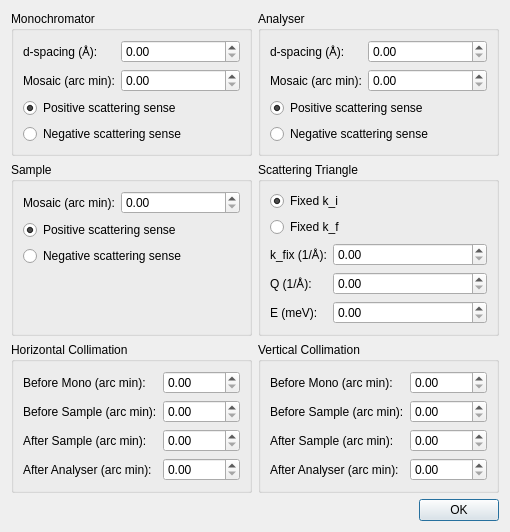
Above: ui/reso.ui from tweber-ill/frm_mirror-miezetools before the change. Below: the same form after it.
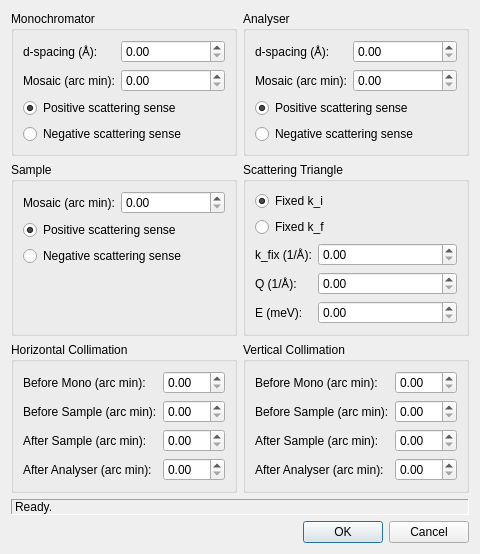
That is the form after the change.

```diff
--- a/ui/reso.ui
+++ b/ui/reso.ui
@@ -6,27 +6,14 @@
    <rect>
     <x>0</x>
     <y>0</y>
-    <width>510</width>
-    <height>490</height>
+    <width>480</width>
+    <height>482</height>
    </rect>
   </property>
   <property name="windowTitle">
    <string>Resolution</string>
   </property>
   <layout class="QGridLayout" name="gridLayout">
-   <item row="3" column="0" colspan="2">
-    <spacer name="verticalSpacer">
-     <property name="orientation">
-      <enum>Qt::Vertical</enum>
-     </property>
-     <property name="sizeHint" stdset="0">
-      <size>
-       <width>20</width>
-       <height>40</height>
-      </size>
-     </property>
-    </spacer>
-   </item>
    <item row="1" column="1">
     <widget class="QGroupBox" name="groupBox_4">
      <property name="title">
@@ -84,14 +71,17 @@
     </widget>
    </item>
    <item row="4" column="0" colspan="2">
-    <widget class="QDialogButtonBox" name="buttonBox">
+    <spacer name="verticalSpacer">
      <property name="orientation">
-      <enum>Qt::Horizontal</enum>
+      <enum>Qt::Vertical</enum>
      </property>
-     <property name="standardButtons">
-      <set>QDialogButtonBox::Ok</set>
+     <property name="sizeHint" stdset="0">
+      <size>
+       <width>20</width>
+       <height>40</height>
+      </size>
      </property>
-    </widget>
+    </spacer>
    </item>
    <item row="1" column="0">
     <widget class="QGroupBox" name="groupBox_3">
@@ -322,6 +312,29 @@
      </layout>
     </widget>
    </item>
+   <item row="5" column="0" colspan="2">
+    <widget class="QDialogButtonBox" name="buttonBox">
+     <property name="orientation">
+      <enum>Qt::Horizontal</enum>
+     </property>
+     <property name="standardButtons">
+      <set>QDialogButtonBox::Cancel|QDialogButtonBox::Ok</set>
+     </property>
+    </widget>
+   </item>
+   <item row="3" column="0" colspan="2">
+    <widget class="QLabel" name="labelStatus">
+     <property name="frameShape">
+      <enum>QFrame::Panel</enum>
+     </property>
+     <property name="frameShadow">
+      <enum>QFrame::Sunken</enum>
+     </property>
+     <property name="text">
+      <string>Ready.</string>
+     </property>
+    </widget>
+   </item>
   </layout>
  </widget>
  <resources/>
```
